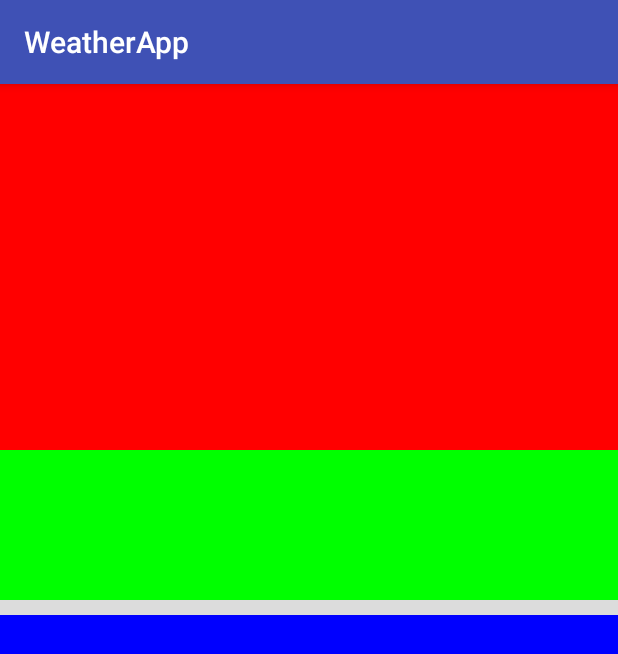
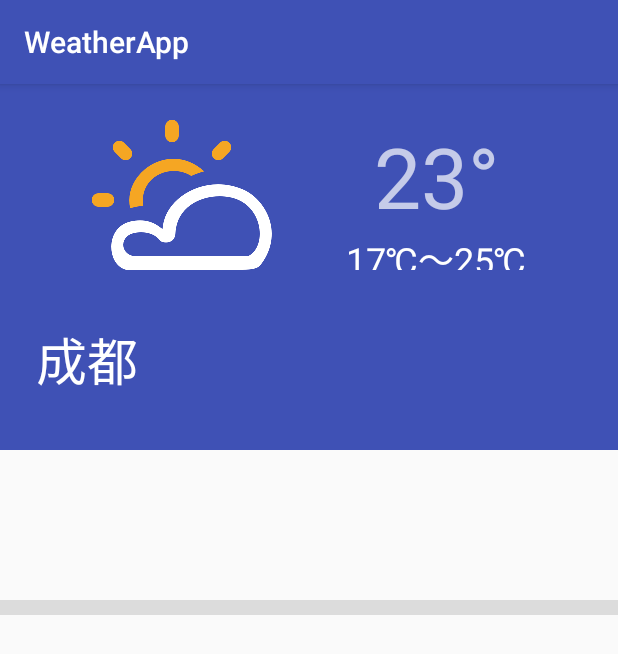
Before and after one commit to anddle/WeatherApp, an Android app: the screen it shows after launch (MainActivity), on a phone screen of 412 x 824 dp. Shown: the top 654 px of the screen. Run offline under Robolectric (Android 15) with nearby library versions, the phone set to English and light mode, and no system bars.

Commit message:
design weather detail layout

```diff
--- a/app/src/main/res/layout/activity_main.xml
+++ b/app/src/main/res/layout/activity_main.xml
@@ -10,14 +10,67 @@
     <LinearLayout
         android:layout_width="match_parent"
         android:layout_height="244dp"
-        android:background="#FFFF0000">
+        android:background="#3F51B5"
+        android:orientation="vertical">
+
+        <LinearLayout
+            android:layout_width="match_parent"
+            android:layout_height="100dp"
+            android:layout_marginTop="24dp"
+            android:orientation="horizontal"
+            android:gravity="center_horizontal">
+
+            <ImageView
+                android:layout_width="150dp"
+                android:layout_height="100dp"
+                android:src="@mipmap/ic_sunny_cloudy_l"
+                android:scaleType="center"/>
+
+            <LinearLayout
+                android:layout_width="150dp"
+                android:layout_height="100dp"
+                android:layout_marginLeft="20dp"
+                android:orientation="vertical"
+                android:gravity="center_horizontal">
+
+                <TextView
+                    android:layout_width="wrap_content"
+                    android:layout_height="wrap_content"
+                    android:text="23°"
+                    android:textColor="#b3ffffff"
+                    android:textSize="56sp"/>
+
+                <TextView
+                    android:layout_width="wrap_content"
+                    android:layout_height="wrap_content"
+                    android:text="17℃～25℃"
+                    android:textColor="#ffffffff"
+                    android:textSize="24sp"/>
+
+            </LinearLayout>
+
+        </LinearLayout>
+
+        <LinearLayout
+            android:layout_width="match_parent"
+            android:layout_height="match_parent"
+            android:gravity="center_vertical">
+
+            <TextView
+                android:layout_width="wrap_content"
+                android:layout_height="wrap_content"
+                android:layout_marginLeft="24dp"
+                android:text="成都"
+                android:textColor="#ffffffff"
+                android:textSize="34sp"/>
+
+        </LinearLayout>
 
     </LinearLayout>
 
     <LinearLayout
         android:layout_width="match_parent"
-        android:layout_height="100dp"
-        android:background="#FF00FF00">
+        android:layout_height="100dp">
 
     </LinearLayout>
 
@@ -29,8 +82,7 @@
 
     <ListView
         android:layout_width="match_parent"
-        android:layout_height="match_parent"
-        android:background="#FF0000FF">
+        android:layout_height="match_parent">
 
     </ListView>
 
```
